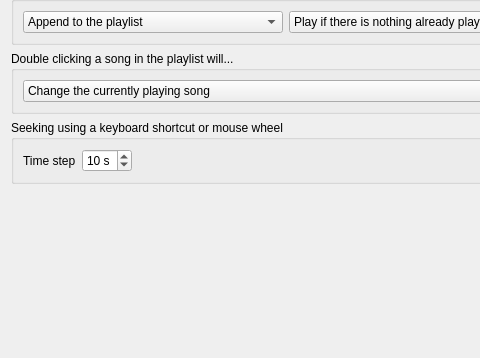
Above: src/settings/behavioursettingspage.ui from strawberrymusicplayer/strawberry before the change; both pictures show x 0 to 480 and y 557 to 915 of the 572 by 915 pixel window. Below: the same form after it.
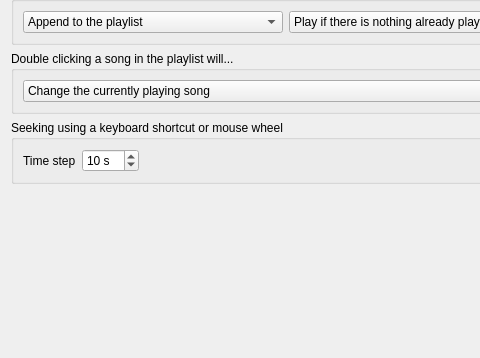
That is the form after the change.

Commit message:
Increase maximum time step for seeking to 120
Fixes #509

```diff
--- a/src/settings/behavioursettingspage.ui
+++ b/src/settings/behavioursettingspage.ui
@@ -299,7 +299,7 @@
          <number>1</number>
         </property>
         <property name="maximum">
-         <number>60</number>
+         <number>120</number>
         </property>
         <property name="value">
          <number>10</number>
```
